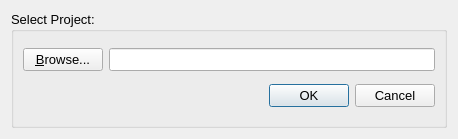
This is src/gui/open_project.ui in Ecotrust/delphos as Qt 5 draws it before an edit. The edited form follows.
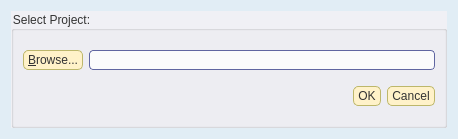
This is the edited form.

The edit to the form file:
```diff
--- a/src/gui/open_project.ui
+++ b/src/gui/open_project.ui
@@ -14,20 +14,158 @@
   </property>
   <property name="font" >
    <font>
-    <family>Arial</family>
-    <pointsize>9</pointsize>
+    <family>arial</family>
    </font>
   </property>
   <property name="windowTitle" >
    <string>Open Existing Project</string>
   </property>
+  <property name="styleSheet" >
+   <string>.QWidget {
+background-color: #E1EDF5;
+}
+
+/*Non-main window popup widgets
+QWidget {
+background-color: #f0f0f5;
+}
+*/
+
+
+QWidget {
+background-color: #f0f0f5;
+font-family: arial;
+color: #333333;	
+}
+
+
+QHeaderView::section {
+padding-left: 6px;
+padding-right: 4px;
+background-color: #FFF7DB;
+border-width: 1px;
+border-color: darkkhaki;
+border-style: solid;
+}
+
+QHeaderView::section:hover {
+background-color: #FFDF94;
+}
+
+/* Increase the padding, so the text is shifted when the button is
+pressed. */
+QHeaderView::section:pressed {
+padding-left: 4px;
+padding-top: 4px;
+background-color: #E6A84C;
+}
+
+QMainWindow {
+background-color: gainsboro;
+background-position: top right;
+background-repeat: no-repeat
+}
+
+
+/* Nice Windows-XP-style password character. */
+QLineEdit[echoMode="2"] {
+lineedit-password-character: 9679;
+}
+
+/* We provide a min-width and min-height for push buttons
+so that they look elegant regardless of the width of the text. */
+QPushButton {
+background-color: #FFF2C9;
+border-width: 1px;
+border-color: darkkhaki;
+border-style: solid;
+border-radius: 5;
+padding: 2px;
+padding-left: 4px;
+padding-right: 4px;
+min-width: 9ex;
+min-height: 2.5ex;
+}
+
+QPushButton:hover {
+background-color: #FFDF94;
+}
+
+/* Increase the padding, so the text is shifted when the button is
+pressed. */
+QPushButton:pressed {
+padding-left: 4px;
+padding-top: 4px;
+background-color: #E6A84C;
+}
+
+QLabel, QAbstractButton {
+font: normal;
+}
+
+/* Mark mandatory fields with a brownish color. */
+.mandatory {
+color: brown;
+}
+
+/* Bold text on status bar looks awful. */
+QStatusBar QLabel {
+font: normal;
+}
+
+QStatusBar::item {
+border-width: 1;
+border-color: darkkhaki;
+border-style: solid;
+border-radius: 2;
+}
+
+QComboBox, QLineEdit, QSpinBox, QTextEdit, QListView {
+background-color: #fafbfc;
+selection-color: #0a214c;
+selection-background-color: #FFF2C9;
+}
+
+/* We reserve 1 pixel space in padding. When we get the focus,
+we kill the padding and enlarge the border. This makes the items
+glow. */
+QLineEdit {
+border-width: 1px;
+padding: 1px;
+border-style: solid;
+border-color: #5f66a1;
+border-radius: 4px;
+}
+
+/* As mentioned above, eliminate the padding and increase the border. */
+QLineEdit:focus, QFrame:focus {
+border-width: 2px;
+padding: 0px;
+}
+
+/* Nice to have the background color change when hovered. */
+QRadioButton:hover, QCheckBox:hover {
+background-color: #FFDF94;
+}
+
+/* Force the dialog's buttons to follow the Windows guidelines. */
+QDialogButtonBox {
+button-layout: 0;
+}
+
+QToolTip {
+padding: 5px;
+border-radius: 3px;
+opacity: 200;
+}
+</string>
+  </property>
   <layout class="QHBoxLayout" >
    <item>
     <widget class="QGroupBox" name="groupBox_4" >
      <property name="font" >
       <font>
-       <family>Arial</family>
-       <pointsize>10</pointsize>
+       <family>arial</family>
       </font>
      </property>
      <property name="title" >
@@ -40,8 +178,10 @@
          <widget class="QPushButton" name="project_browse_button" >
           <property name="font" >
            <font>
-            <family>Arial</family>
-            <pointsize>10</pointsize>
+            <family>arial</family>
+            <weight>50</weight>
+            <italic>false</italic>
+            <bold>false</bold>
            </font>
           </property>
           <property name="text" >
@@ -83,7 +223,7 @@
          <widget class="QDialogButtonBox" name="open_button_box" >
           <property name="font" >
            <font>
-            <pointsize>10</pointsize>
+            <family>arial</family>
            </font>
           </property>
           <property name="standardButtons" >
```
